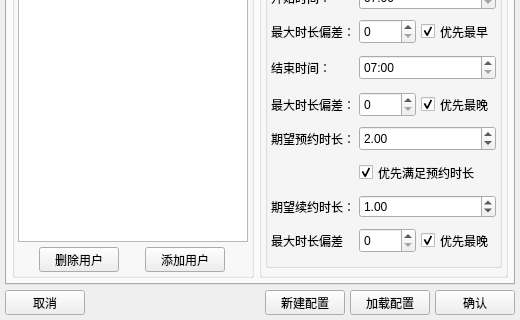
Qt form src/gui/resources/ui/ALConfigWidget.ui (KenanZhu/AutoLibrary) before a commit; both pictures show x 0 to 520 and y 380 to 700 of the 520 by 700 pixel window.
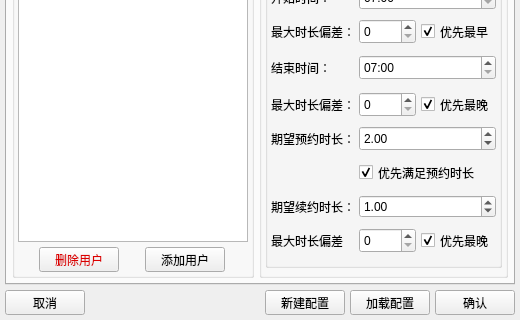
The same form after that commit. Icons and pictures are not drawn.

Commit message:
optimze(gui): 优化删除按钮样式，使其更加醒目；优化 ALTimerTaskManageWidget 的宽度
- 优化了 ALConfigWidget, ALTimerTaskManageWidget 中的删除按钮样式（字体颜色更改为红色），使其更加醒目
- 优化了 ALTimerTaskManageWidget 的宽度，使其适应内容宽度

```diff
--- a/src/gui/resources/ui/ALConfigWidget.ui
+++ b/src/gui/resources/ui/ALConfigWidget.ui
@@ -195,6 +195,11 @@
                 <height>25</height>
                </size>
               </property>
+              <property name="styleSheet">
+               <string notr="true">QPushButton {
+	color: #DC0000;
+}</string>
+              </property>
               <property name="text">
                <string>删除用户</string>
               </property>
```
The commit also changes 2 other files.
